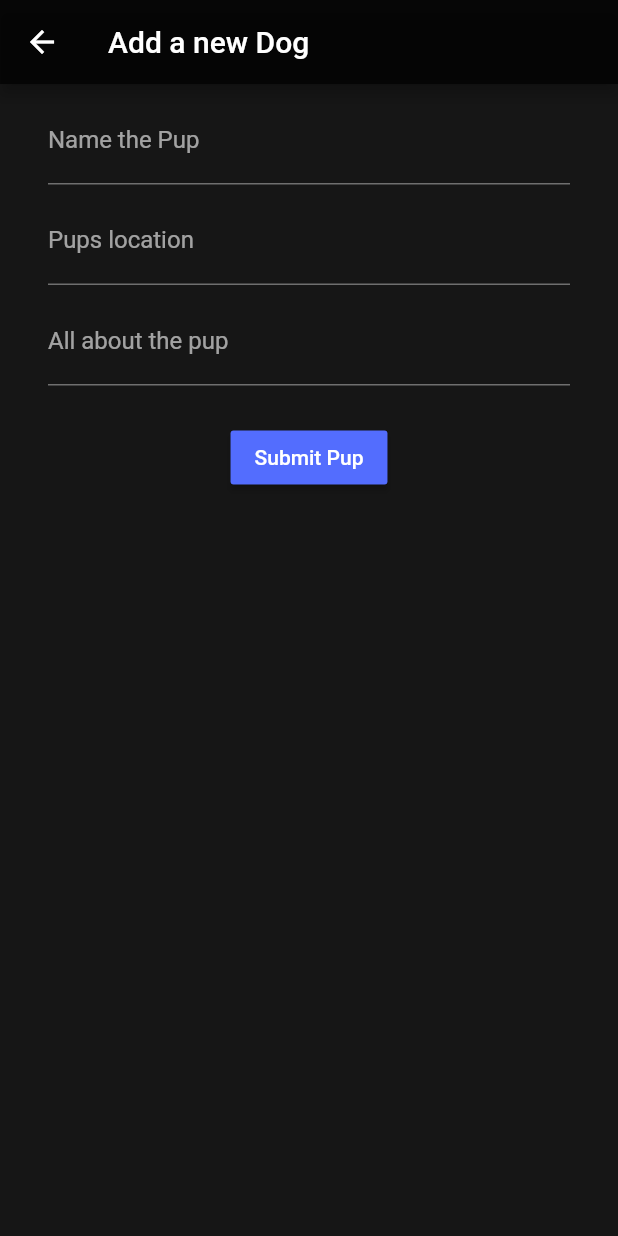
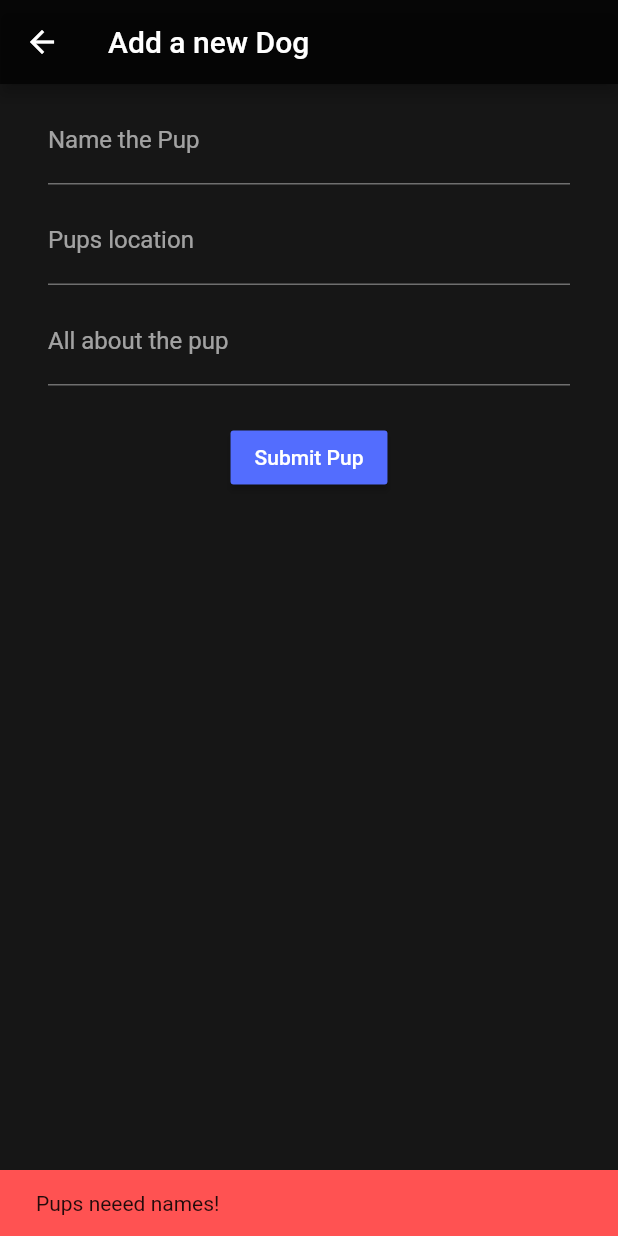
Before and after one commit to TarCode/flutter_test, a Flutter app: the AddDogFormPage screen opened directly, after a tap on "Submit Pup", on a phone screen of 412 x 824 dp. Run offline on Flutter 3.47's test engine with Material 2 defaults, Android fonts, the phone set to English and light mode, and no system bars; network calls fail.

```diff
--- a/lib/new_dog_form.dart
+++ b/lib/new_dog_form.dart
@@ -16,18 +16,17 @@ class _AddDogFormPageState extends State<AddDogFormPage> {
   TextEditingController descriptionController = TextEditingController();
 
   // You'll need the context in order for the Navigator to work.
-  void submitPup(BuildContext context) {
-    // First make sure there is some information in the form.
-    // A dog needs a name, but may be location independent,
-    // so we'll only abandon the save if there's no name.
+  void submitPup(context) {
     if (nameController.text.isEmpty) {
-      print('Dogs need names!');
+      Scaffold.of(context).showSnackBar(
+        SnackBar(
+          backgroundColor: Colors.redAccent,
+          content: Text('Pups neeed names!'),
+        ),
+      );
     } else {
-      // Create a new dog with the information from the form.
       var newDog = Dog(nameController.text, locationController.text,
           descriptionController.text);
-      // Pop the page off the route stack and pass the new
-      // dog back to wherever this page was created.
       Navigator.of(context).pop(newDog);
     }
   }
```
Also changed, not shown: lib/dog_detail_page.dart (+26 -1 lines).
